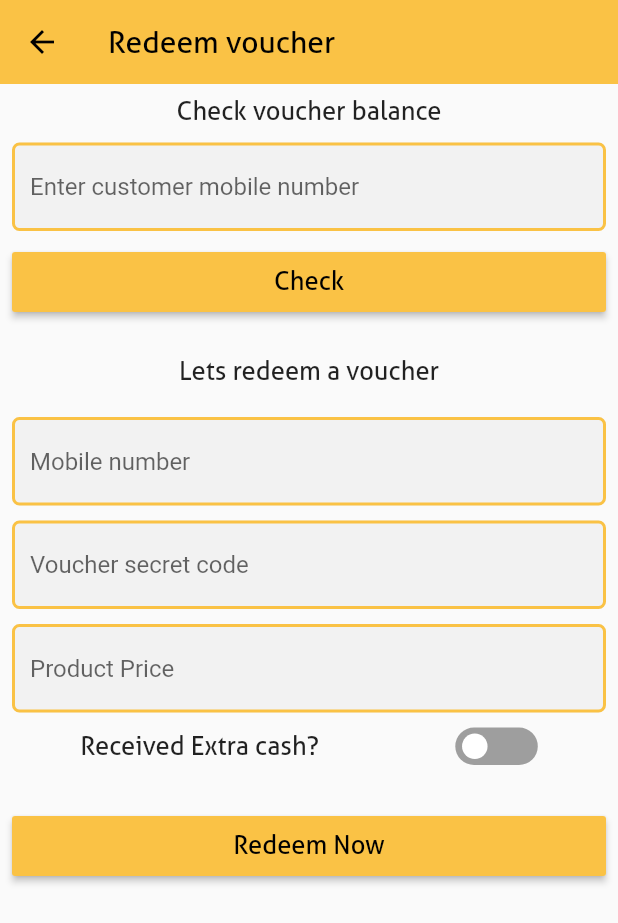
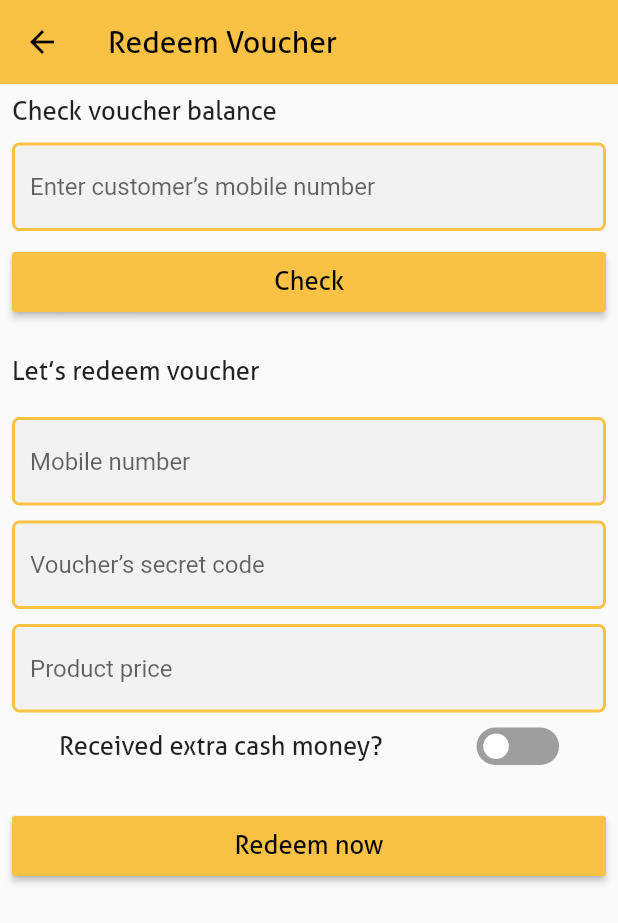
Before and after one commit to Tanvirul-swe/Anun-partner, a Flutter app: the VoucherPage screen opened directly, on a phone screen of 412 x 824 dp. Shown: the top 923 px of the screen. Run offline on Flutter 3.47's test engine with Material 2 defaults, Android fonts, the phone set to English and light mode, and no system bars; drawn by our look-alikes of flutter_switch; our stand-ins replace easy_localization, numberpicker, syncfusion_flutter_charts.

Commit message:
fix language

```diff
--- a/lib/screen/voucher.dart
+++ b/lib/screen/voucher.dart
@@ -1,4 +1,6 @@
 import 'package:anun_partner/Constant/custom_color.dart';
+import 'package:anun_partner/translations/locale_keys.g.dart';
+import 'package:easy_localization/easy_localization.dart';
 import 'package:flutter/material.dart';
 import 'package:flutter/widgets.dart';
 import 'package:flutter_switch/flutter_switch.dart';
@@ -42,8 +44,8 @@ class _VoucherPageState extends State<VoucherPage> {
         builder: (context) {
           return AlertDialog(
             backgroundColor: Color(0xFFFFE599),
-            title: const Text(
-              'Do you agree to redeem now?',
+            title:  Text(
+              LocaleKeys.do_you_agree_redeem_now.tr(),
               style: TextStyle(
                 fontFamily: 'Allerta',
               ),
@@ -53,17 +55,17 @@ class _VoucherPageState extends State<VoucherPage> {
                   onPressed: () {
                     Navigator.pop(context);
                   },
-                  child: const Text(
-                    'Yes',
+                  child:  Text(
+                    LocaleKeys.ok.tr(),
                     style: TextStyle(color: Colors.black),
                   )),
               TextButton(
                   onPressed: () {
                     Navigator.pop(context);
                   },
-                  child: const Text(
-                    'No',
-                    style: TextStyle(
+                  child:  Text(
+                    LocaleKeys.chancel.tr(),
+                    style: const TextStyle(
                       color: Colors.black,
                     ),
                   )),
@@ -79,8 +81,8 @@ class _VoucherPageState extends State<VoucherPage> {
         elevation: 0,
         backgroundColor: green,
         iconTheme: const IconThemeData(color: Colors.black),
-        title: const Text(
-          'Redeem voucher',
+        title:  Text(
+          LocaleKeys.redeem_voucher.tr(),
           style: TextStyle(
             color: Colors.black,
             fontFamily: 'Allerta',
@@ -91,24 +93,25 @@ class _VoucherPageState extends State<VoucherPage> {
         child: Padding(
           padding: const EdgeInsets.all(8.0),
           child: Column(
+            crossAxisAlignment: CrossAxisAlignment.start,
             children: [
-              const Text(
-                'Check voucher balance',
+               Text(
+                LocaleKeys.check_voucher_balance.tr(),
                 style: TextStyle(fontFamily: 'Allerta', fontSize: 17),
               ),
               const SizedBox(
                 height: 10,
               ),
-              const TextField(
+               TextField(
                   decoration: InputDecoration(
-                hintText: 'Enter customer mobile number',
+                hintText: LocaleKeys.enter_customer_number.tr(),
                 filled: true,
                 fillColor: Color(0xFFF2F2F2),
-                focusedBorder: OutlineInputBorder(
+                focusedBorder:const OutlineInputBorder(
                   borderRadius: BorderRadius.all(Radius.circular(5)),
                   borderSide: BorderSide(width: 2, color: green),
                 ),
-                enabledBorder: OutlineInputBorder(
+                enabledBorder: const OutlineInputBorder(
                   borderRadius: BorderRadius.all(Radius.circular(5)),
                   borderSide: BorderSide(width: 2, color: green),
                 ),
@@ -121,8 +124,8 @@ class _VoucherPageState extends State<VoucherPage> {
                 minWidth: double.infinity,
                 color: green,
                 textColor: black,
-                child: const Text(
-                  "Check",
+                child:  Text(
+                  LocaleKeys.check.tr(),
                   style: TextStyle(
                     fontFamily: "Allerta",
                     fontSize: 17,
@@ -136,9 +139,9 @@ class _VoucherPageState extends State<VoucherPage> {
               const SizedBox(
                 height: 25,
               ),
-              const Text(
-                'Lets redeem a voucher',
-                style: TextStyle(
+               Text(
+                LocaleKeys.lets_redeem_voucher.tr(),
+                style: const TextStyle(
                   fontSize: 17,
                   fontFamily: 'Allerta',
                 ),
@@ -146,16 +149,16 @@ class _VoucherPageState extends State<VoucherPage> {
               const SizedBox(
                 height: 20,
               ),
-              const TextField(
+               TextField(
                   decoration: InputDecoration(
-                hintText: 'Mobile number',
+                hintText: LocaleKeys.mobile_number.tr(),
                 filled: true,
                 fillColor: Color(0xFFF2F2F2),
-                focusedBorder: OutlineInputBorder(
-                  borderRadius: BorderRadius.all(Radius.circular(5)),
+                focusedBorder: const OutlineInputBorder(
+                  borderRadius: const BorderRadius.all(Radius.circular(5)),
                   borderSide: BorderSide(width: 2, color: green),
                 ),
-                enabledBorder: OutlineInputBorder(
+                enabledBorder: const OutlineInputBorder(
                   borderRadius: BorderRadius.all(Radius.circular(5)),
                   borderSide: BorderSide(width: 2, color: green),
                 ),
@@ -163,16 +166,16 @@ class _VoucherPageState extends State<VoucherPage> {
               SizedBox(
                 height: 10,
               ),
-              const TextField(
+               TextField(
                   decoration: InputDecoration(
-                hintText: 'Voucher secret code',
+                hintText: LocaleKeys.voucher_secret_code.tr(),
                 filled: true,
                 fillColor: Color(0xFFF2F2F2),
-                focusedBorder: OutlineInputBorder(
+                focusedBorder: const OutlineInputBorder(
                   borderRadius: BorderRadius.all(Radius.circular(5)),
                   borderSide: BorderSide(width: 2, color: green),
                 ),
-                enabledBorder: OutlineInputBorder(
+                enabledBorder: const OutlineInputBorder(
                   borderRadius: BorderRadius.all(Radius.circular(5)),
                   borderSide: BorderSide(width: 2, color: green),
                 ),
@@ -180,16 +183,16 @@ class _VoucherPageState extends State<VoucherPage> {
               SizedBox(
                 height: 10,
               ),
-              const TextField(
+               TextField(
                   decoration: InputDecoration(
-                hintText: 'Product Price',
+                hintText: LocaleKeys.product_price.tr(),
                 filled: true,
                 fillColor: Color(0xFFF2F2F2),
-                focusedBorder: OutlineInputBorder(
+                focusedBorder: const OutlineInputBorder(
                   borderRadius: BorderRadius.all(Radius.circular(5)),
                   borderSide: BorderSide(width: 2, color: green),
                 ),
-                enabledBorder: OutlineInputBorder(
+                enabledBorder: const OutlineInputBorder(
                   borderRadius: BorderRadius.all(Radius.circular(5)),
                   borderSide: BorderSide(width: 2, color: green),
                 ),
@@ -200,9 +203,9 @@ class _VoucherPageState extends State<VoucherPage> {
               Row(
                 mainAxisAlignment: MainAxisAlignment.spaceAround,
                 children: [
-                  const Text(
-                    'Received Extra cash?',
-                    style: TextStyle(
+                   Text(
+                    LocaleKeys.received_extra_money.tr(),
+                    style:const TextStyle(
                       fontFamily: 'Allerta',
                       fontSize: 17,
                     ),
@@ -225,16 +228,16 @@ class _VoucherPageState extends State<VoucherPage> {
                 height: 10,
               ),
               status == true
-                  ? const TextField(
+                  ?  TextField(
                       decoration: InputDecoration(
-                      hintText: 'Enter extra cash amount',
+                      hintText: LocaleKeys.enter_extra_cash_amount.tr(),
                       filled: true,
                       fillColor: Color(0xFFF2F2F2),
-                      focusedBorder: OutlineInputBorder(
+                      focusedBorder: const OutlineInputBorder(
                         borderRadius: BorderRadius.all(Radius.circular(5)),
                         borderSide: BorderSide(width: 2, color: green),
                       ),
-                      enabledBorder: OutlineInputBorder(
+                      enabledBorder: const OutlineInputBorder(
                         borderRadius: BorderRadius.all(Radius.circular(5)),
                         borderSide: BorderSide(width: 2, color: green),
                       ),
@@ -251,9 +254,9 @@ class _VoucherPageState extends State<VoucherPage> {
                 minWidth: double.infinity,
                 color: green,
                 textColor: black,
-                child: const Text(
-                  "Redeem Now",
-                  style: TextStyle(
+                child: Text(
+                  LocaleKeys.redeem_now.tr(),
+                  style: const TextStyle(
                     fontFamily: "Allerta",
                     fontSize: 17,
                   ),
```
Also changed, not shown: lib/screen/login_screen.dart (+4 -12 lines), lib/screen/request_to_change.dart (+8 -8 lines), lib/screen/smile_cart_product_list.dart (+8 -6 lines).
